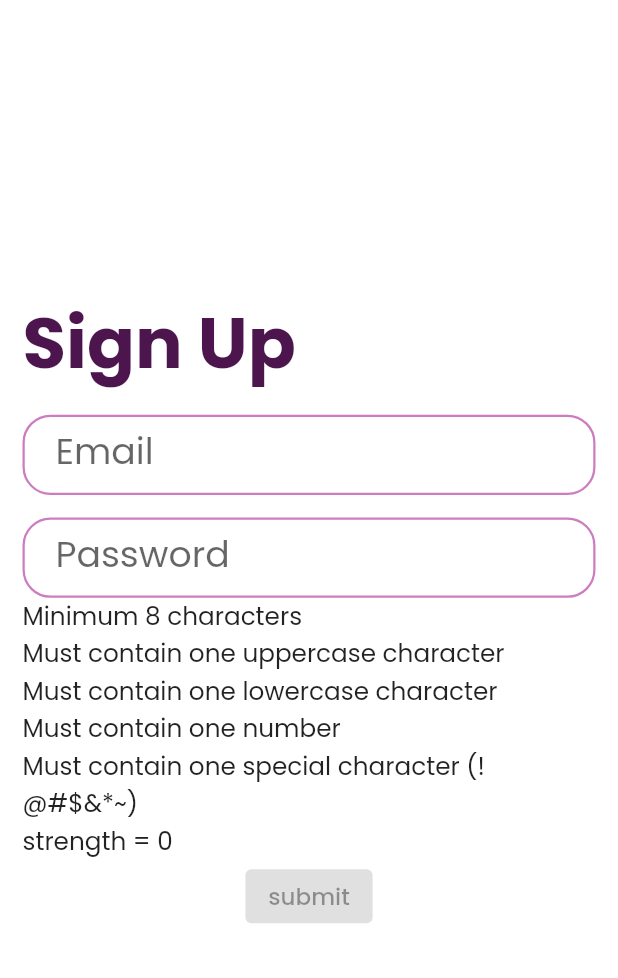
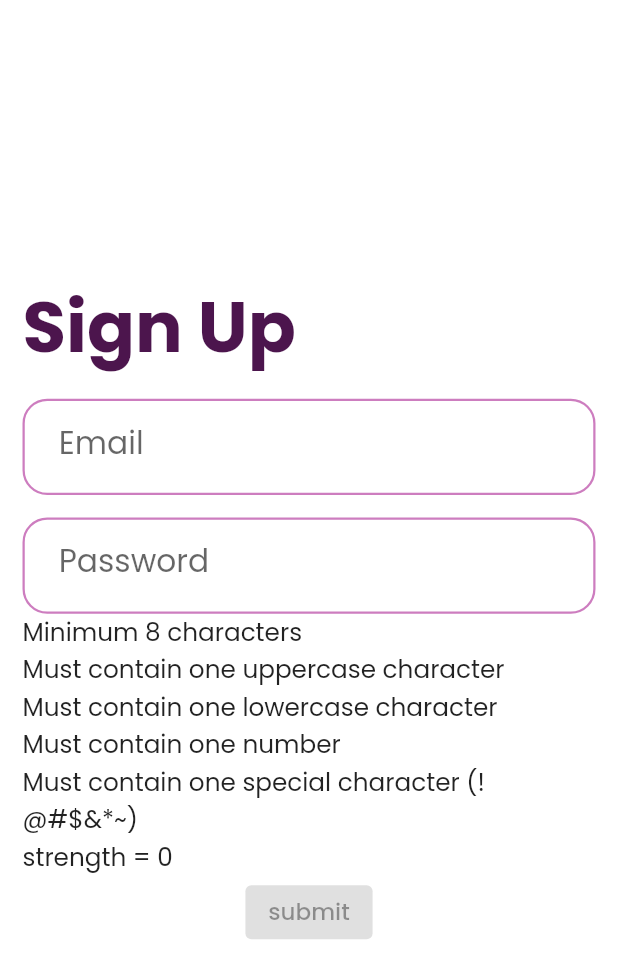
Before and after one commit to AadityaCholayil/PassMate, a Flutter app: the SignUpPage screen opened by its route, on a phone screen of 412 x 824 dp. Shown: the top 978 px of the screen. Run offline on Flutter 3.47's test engine with Material 2 defaults, Android fonts, the phone set to English and light mode, and no system bars; our stand-ins replace bloc, cloud_firestore, equatable, firebase_auth, firebase_core, firebase_storage and 6 more; missing offline and left inert: encrypt, fab_circular_menu, pointycastle; accounts and stored records are empty.

Commit message:
small textformfield changes

```diff
--- a/lib/bloc/database_bloc/database_bloc.dart
+++ b/lib/bloc/database_bloc/database_bloc.dart
@@ -39,9 +39,7 @@ class DatabaseBloc extends Bloc<DatabaseEvents, DatabaseState> {
   Stream<DatabaseState> _mapGetPasswordsToState(GetPasswords event) async* {
     yield Fetching();
     if (userData.sortMethod == null) {
-      print('hello');
       userData = await databaseRepository.completeUserData;
-      print(userData.sortMethod);
     }
     if (event.sortMethod != null) {
       if (event.sortMethod != userData.sortMethod) {
@@ -67,7 +65,7 @@ class DatabaseBloc extends Bloc<DatabaseEvents, DatabaseState> {
       });
       completeList = list;
     } else {
-      completeList = event.completeList ?? [];
+      completeList = event.list ?? [];
       list = event.list ?? [];
       if (event.favourites) {
         list = event.list!.where((element) => element.favourite).toList();
--- a/lib/bloc/database_bloc/database_events.dart
+++ b/lib/bloc/database_bloc/database_events.dart
@@ -14,7 +14,6 @@ class GetPasswords extends DatabaseEvents {
   final bool favourites;
   final String? search;
   final List<Password>? list;
-  final List<Password>? completeList;
   final SortMethod? sortMethod;
 
   GetPasswords(
@@ -22,7 +21,6 @@ class GetPasswords extends DatabaseEvents {
       this.favourites = false,
       this.search,
       this.list,
-      this.completeList,
       this.sortMethod});
 }
 
--- a/lib/shared/custom_widgets.dart
+++ b/lib/shared/custom_widgets.dart
@@ -8,14 +8,14 @@ InputDecoration customInputDecoration(
   return InputDecoration(
     suffixIcon: isSearch
         ? Padding(
-            padding: EdgeInsets.only(right: 20.0.w),
+            padding: EdgeInsets.only(right: 20.w),
             child: Icon(
               Icons.search,
               size: 30.w,
             ),
           )
         : null,
-    contentPadding: EdgeInsets.fromLTRB(20.w, 13.w, 15.w, 13.w),
+    contentPadding: EdgeInsets.fromLTRB(22.w, 16.w, 15.w, 16.w),
     enabledBorder: OutlineInputBorder(
       borderSide: BorderSide(
         color: isSearch
@@ -24,11 +24,11 @@ InputDecoration customInputDecoration(
         width: 1.5,
         style: BorderStyle.solid,
       ),
-      borderRadius: BorderRadius.all(Radius.circular(17.0.w)),
+      borderRadius: BorderRadius.all(Radius.circular(15.0.w)),
     ),
     fillColor: Theme.of(context).colorScheme.surface,
     labelText: labelText,
-    labelStyle: TextStyle(fontSize: 22),
+    labelStyle: TextStyle(fontSize: 19),
     floatingLabelBehavior: FloatingLabelBehavior.never,
     helperStyle: TextStyle(
       color: Color(0xdd000000),
@@ -76,7 +76,7 @@ InputDecoration customInputDecoration(
         width: 2,
         style: BorderStyle.solid,
       ),
-      borderRadius: BorderRadius.all(Radius.circular(17.0.w)),
+      borderRadius: BorderRadius.all(Radius.circular(15.0.w)),
     ),
     focusedBorder: OutlineInputBorder(
       borderSide: BorderSide(
@@ -84,7 +84,7 @@ InputDecoration customInputDecoration(
         width: 1.5,
         style: BorderStyle.solid,
       ),
-      borderRadius: BorderRadius.all(Radius.circular(17.0.w)),
+      borderRadius: BorderRadius.all(Radius.circular(15.0.w)),
     ),
     focusedErrorBorder: OutlineInputBorder(
       borderSide: BorderSide(
@@ -92,7 +92,7 @@ InputDecoration customInputDecoration(
         width: 2,
         style: BorderStyle.solid,
       ),
-      borderRadius: BorderRadius.all(Radius.circular(17.0.w)),
+      borderRadius: BorderRadius.all(Radius.circular(15.0.w)),
     ),
     disabledBorder: OutlineInputBorder(
       borderSide: BorderSide(
@@ -100,7 +100,7 @@ InputDecoration customInputDecoration(
         width: 2,
         style: BorderStyle.solid,
       ),
-      borderRadius: BorderRadius.all(Radius.circular(17.0.w)),
+      borderRadius: BorderRadius.all(Radius.circular(15.0.w)),
     ),
     border: OutlineInputBorder(
       borderSide: BorderSide(
@@ -108,10 +108,15 @@ InputDecoration customInputDecoration(
         width: 2,
         style: BorderStyle.solid,
       ),
-      borderRadius: BorderRadius.all(Radius.circular(17.0.w)),
+      borderRadius: BorderRadius.all(Radius.circular(15.0.w)),
     ),
   );
 }
+
+TextStyle formTextStyle(BuildContext context) => TextStyle(
+  fontSize: 19,
+  color: Theme.of(context).primaryColor
+);
 
 class CustomElevatedButton extends StatelessWidget {
   final void Function()? onPressed;
--- a/lib/views/auth/additional_details.dart
+++ b/lib/views/auth/additional_details.dart
@@ -56,6 +56,7 @@ class _AdditionalDetailsPageState extends State<AdditionalDetailsPage> {
                   TextFormField(
                     decoration: customInputDecoration(
                         context: context, labelText: 'First Name'),
+                    style: formTextStyle(context),
                     onSaved: (value) {
                       firstName = value ?? '';
                     },
@@ -71,6 +72,7 @@ class _AdditionalDetailsPageState extends State<AdditionalDetailsPage> {
                   TextFormField(
                     decoration: customInputDecoration(
                         context: context, labelText: 'Last Name'),
+                    style: formTextStyle(context),
                     onSaved: (value) {
                       lastName = value ?? '';
                     },
--- a/lib/views/auth/login_page.dart
+++ b/lib/views/auth/login_page.dart
@@ -79,6 +79,7 @@ class _LoginPageState extends State<LoginPage> {
                     TextFormField(
                       decoration: customInputDecoration(
                           context: context, labelText: 'Email'),
+                      style: formTextStyle(context),
                       onSaved: (value) {
                         email = value ?? '';
                       },
@@ -94,6 +95,7 @@ class _LoginPageState extends State<LoginPage> {
                     TextFormField(
                       decoration: customInputDecoration(
                           context: context, labelText: 'Password'),
+                      style: formTextStyle(context),
                       onSaved: (value) {
                         password = value ?? '';
                       },
--- a/lib/views/auth/signup_page.dart
+++ b/lib/views/auth/signup_page.dart
@@ -109,6 +109,7 @@ class _SignUpPageState extends State<SignUpPage> {
                       TextFormField(
                         decoration: customInputDecoration(
                             context: context, labelText: 'Email'),
+                        style: formTextStyle(context),
                         onSaved: (value) {
                           email.email = value ?? '';
                         },
@@ -124,6 +125,7 @@ class _SignUpPageState extends State<SignUpPage> {
                       TextFormField(
                         decoration: customInputDecoration(
                             context: context, labelText: 'Password'),
+                        style: formTextStyle(context),
                         onChanged: (value) {
                           setState(() {
                             password.password = value;
--- a/lib/views/pages/passwords_page.dart
+++ b/lib/views/pages/passwords_page.dart
@@ -54,11 +54,9 @@ class _PasswordPageState extends State<PasswordPage> {
           sortLabel = sortMethodMessages[sortMethod.index];
           if (passwordCategory == PasswordCategory.all && !favourites) {
             completePasswordList = state.completeList;
-            print(completePasswordList);
           }
           if (state.completeList != state.list) {
             completePasswordList = state.completeList;
-            print('aaaa: $completePasswordList');
           }
         }
       },
@@ -89,11 +87,11 @@ class _PasswordPageState extends State<PasswordPage> {
                   labelText: 'Search',
                   isSearch: true,
                 ),
+                style: formTextStyle(context),
                 onChanged: (val) {
                   context.read<DatabaseBloc>().add(GetPasswords(
                         search: val,
                         passwordCategory: passwordCategory,
-                        completeList: completePasswordList,
                         list: completePasswordList,
                       ));
                 },
@@ -249,7 +247,6 @@ class _PasswordPageState extends State<PasswordPage> {
                       passwordCategory: category,
                       favourites: fav,
                       list: completePasswordList,
-                      completeList: completePasswordList,
                     ));
               },
               child: Chip(
```
